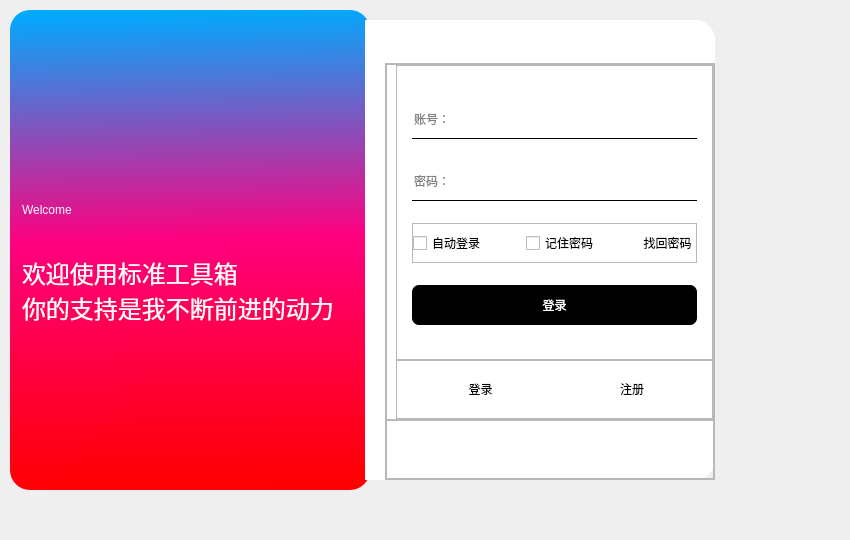
Above: UI/Login.ui from hyooeewee/Toolbox-of-Standard before the change. Below: the same form after it.
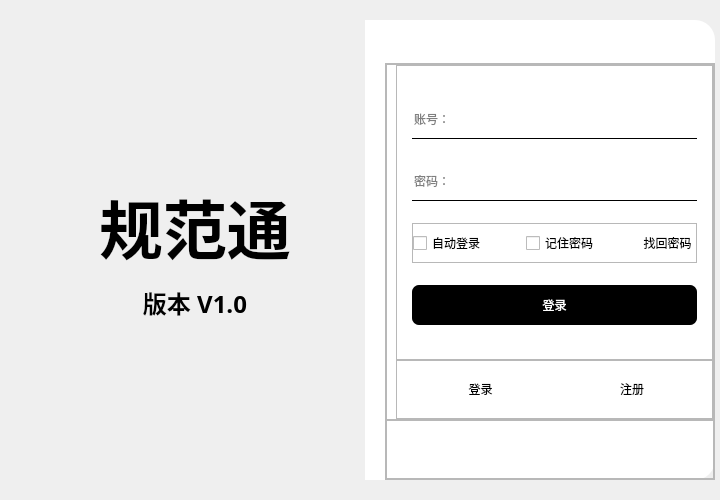
That is the form after the change. Icons and pictures are not drawn.

```diff
--- a/UI/Login.ui
+++ b/UI/Login.ui
@@ -6,8 +6,8 @@
    <rect>
     <x>0</x>
     <y>0</y>
-    <width>850</width>
-    <height>540</height>
+    <width>720</width>
+    <height>500</height>
    </rect>
   </property>
   <property name="sizePolicy">
@@ -55,118 +55,28 @@
      <number>10</number>
     </property>
     <item>
-     <widget class="QFrame" name="frame">
+     <widget class="QLabel" name="label">
       <property name="minimumSize">
        <size>
-        <width>360</width>
-        <height>480</height>
+        <width>370</width>
+        <height>460</height>
        </size>
       </property>
       <property name="maximumSize">
        <size>
-        <width>380</width>
-        <height>500</height>
+        <width>350</width>
+        <height>460</height>
        </size>
       </property>
-      <property name="styleSheet">
-       <string notr="true">#frame{
-background-color: qlineargradient(spread:pad, x1:0.517045, y1:1, x2:0.5, y2:0, stop:0 rgba(255, 0, 0, 255), stop:0.522727 rgba(255, 0, 127, 255), stop:1 rgba(0, 170, 255, 255));
-border-radius:20px;
-}</string>
+      <property name="font">
+       <font>
+        <family>微软雅黑</family>
+        <pointsize>46</pointsize>
+       </font>
       </property>
-      <property name="frameShape">
-       <enum>QFrame::StyledPanel</enum>
+      <property name="text">
+       <string>&lt;html&gt;&lt;head/&gt;&lt;body&gt;&lt;p align=&quot;center&quot;&gt;&lt;img src=&quot;:/icons/icons/3914110.png&quot;/&gt;&lt;/p&gt;&lt;p align=&quot;center&quot;&gt;&lt;span style=&quot; font-size:48pt; font-weight:600;&quot;&gt;规范通&lt;/span&gt;&lt;/p&gt;&lt;p align=&quot;center&quot;&gt;&lt;span style=&quot; font-size:18pt; font-weight:600;&quot;&gt;版本 V1.0&lt;/span&gt;&lt;/p&gt;&lt;/body&gt;&lt;/html&gt;</string>
       </property>
-      <property name="frameShadow">
-       <enum>QFrame::Raised</enum>
-      </property>
-      <layout class="QVBoxLayout" name="verticalLayout_7">
-       <property name="spacing">
-        <number>0</number>
-       </property>
-       <property name="leftMargin">
-        <number>12</number>
-       </property>
-       <property name="topMargin">
-        <number>0</number>
-       </property>
-       <property name="rightMargin">
-        <number>0</number>
-       </property>
-       <property name="bottomMargin">
-        <number>0</number>
-       </property>
-       <item>
-        <spacer name="verticalSpacer_2">
-         <property name="orientation">
-          <enum>Qt::Vertical</enum>
-         </property>
-         <property name="sizeHint" stdset="0">
-          <size>
-           <width>20</width>
-           <height>160</height>
-          </size>
-         </property>
-        </spacer>
-       </item>
-       <item>
-        <widget class="QLabel" name="label">
-         <property name="sizePolicy">
-          <sizepolicy hsizetype="Preferred" vsizetype="Expanding">
-           <horstretch>0</horstretch>
-           <verstretch>1</verstretch>
-          </sizepolicy>
-         </property>
-         <property name="styleSheet">
-          <string notr="true">color: rgb(255, 255, 255);
-font: 25pt &quot;Aa而墨行书&quot;;</string>
-         </property>
-         <property name="text">
-          <string>Welcome</string>
-         </property>
-        </widget>
-       </item>
-       <item>
-        <widget class="QLabel" name="label_2">
-         <property name="sizePolicy">
-          <sizepolicy hsizetype="Preferred" vsizetype="Expanding">
-           <horstretch>0</horstretch>
-           <verstretch>1</verstretch>
-          </sizepolicy>
-         </property>
-         <property name="font">
-          <font>
-           <family>Aa而墨行书</family>
-           <pointsize>18</pointsize>
-           <weight>50</weight>
-           <italic>false</italic>
-           <bold>false</bold>
-          </font>
-         </property>
-         <property name="styleSheet">
-          <string notr="true">color: rgb(255, 255, 255);
-font: 18pt &quot;Aa而墨行书&quot;;</string>
-         </property>
-         <property name="text">
-          <string>欢迎使用标准工具箱
-你的支持是我不断前进的动力</string>
-         </property>
-        </widget>
-       </item>
-       <item>
-        <spacer name="verticalSpacer">
-         <property name="orientation">
-          <enum>Qt::Vertical</enum>
-         </property>
-         <property name="sizeHint" stdset="0">
-          <size>
-           <width>20</width>
-           <height>160</height>
-          </size>
-         </property>
-        </spacer>
-       </item>
-      </layout>
      </widget>
     </item>
     <item>
```
Left out of the diff: 8 changed lines with no effect on the pictures.
